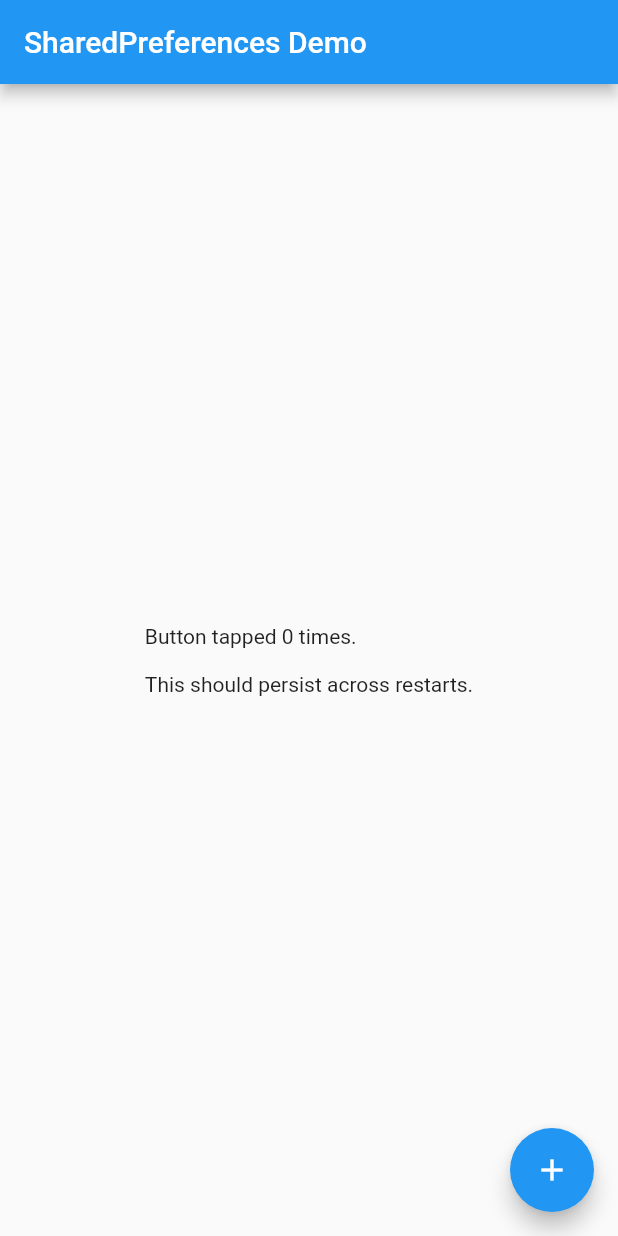
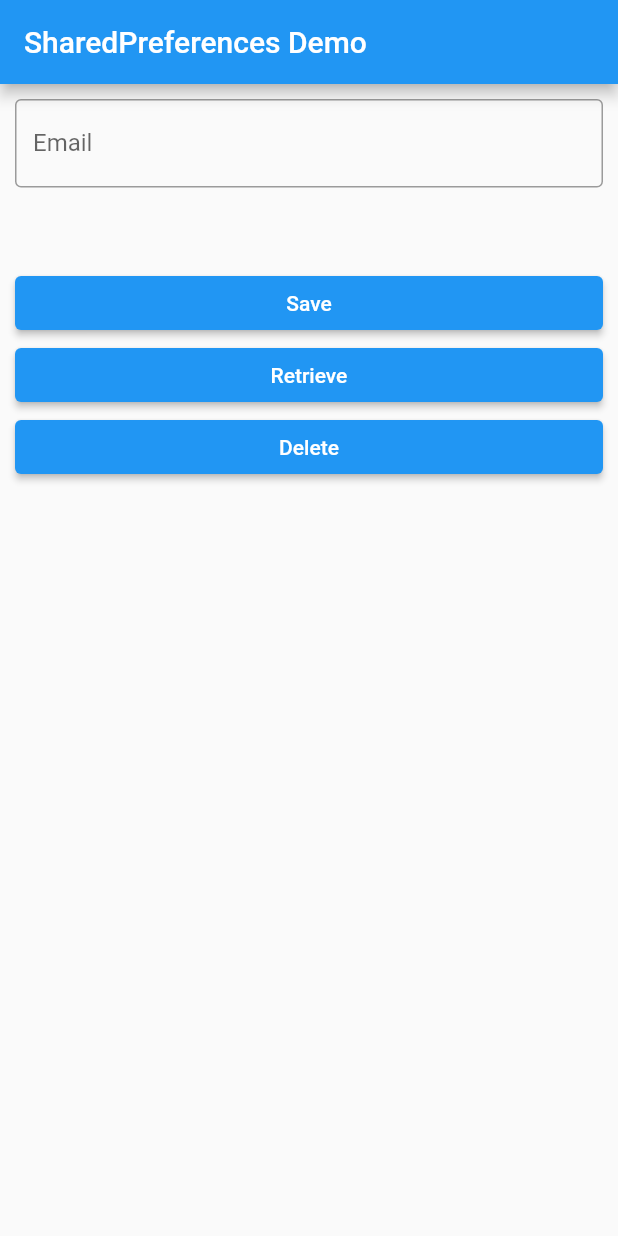
Before and after one commit to armenuhitoroyan/FlutterCourse, a Flutter app: the screen it shows after launch, on a phone screen of 412 x 824 dp. Run offline on Flutter 3.47's test engine with Material 2 defaults, Android fonts, the phone set to English and light mode, and no system bars; our stand-ins replace shared_preferences.

Commit message:
to save data

```diff
--- a/lib/shared_preferences/shared_preferences.dart
+++ b/lib/shared_preferences/shared_preferences.dart
@@ -9,57 +9,90 @@ class SharedPreferencesDemo extends StatefulWidget {
 }
 
 class SharedPreferencesDemoState extends State<SharedPreferencesDemo> {
-  final Future<SharedPreferences> _prefs = SharedPreferences.getInstance();
-  late Future<int> _counter;
+  late SharedPreferences prefs;
 
-  Future<void> _incrementCounter() async {
-    final SharedPreferences prefs = await _prefs;
-    final int counter = (prefs.getInt('counter') ?? 0) + 1;
-
-    setState(() {
-      _counter = prefs.setInt('counter', counter).then((bool success) {
-        return counter;
-      });
-    });
-  }
-
-  @override
-  void initState() {
-    super.initState();
-    _counter = _prefs.then((SharedPreferences prefs) {
-      return prefs.getInt('counter') ?? 0;
-    });
-  }
+  TextEditingController controller = TextEditingController();
+  String email = "";
 
   @override
   Widget build(BuildContext context) {
     return Scaffold(
-      appBar: AppBar(
-        title: const Text('SharedPreferences Demo'),
-      ),
-      body: Center(
-          child: FutureBuilder<int>(
-              future: _counter,
-              builder: (BuildContext context, AsyncSnapshot<int> snapshot) {
-                switch (snapshot.connectionState) {
-                  case ConnectionState.waiting:
-                    return const CircularProgressIndicator();
-                  default:
-                    if (snapshot.hasError) {
-                      return Text('Error: ${snapshot.error}');
-                    } else {
-                      return Text(
-                        'Button tapped ${snapshot.data} time${snapshot.data == 1 ? '' : 's'}.\n\n'
-                        'This should persist across restarts.',
-                      );
-                    }
-                }
-              })),
-      floatingActionButton: FloatingActionButton(
-        onPressed: _incrementCounter,
-        tooltip: 'Increment',
-        child: const Icon(Icons.add),
-      ),
-    );
+        appBar: AppBar(
+          title: const Text('SharedPreferences Demo'),
+        ),
+        body: Container(
+          margin: const EdgeInsets.all(10.0),
+          child: Column(
+            children: [
+              TextField(
+                controller: controller,
+                decoration: const InputDecoration(
+                  border: OutlineInputBorder(),
+                  labelText: 'Email',
+                  hintText: 'Enter Email',
+                ),
+              ),
+              Text(
+                email,
+                style: const TextStyle(fontSize: 20, color: Colors.blue),
+              ),
+              const SizedBox(
+                height: 30,
+              ),
+              SizedBox(
+                width: double.infinity,
+                child: ElevatedButton(
+                  onPressed: () {
+                    print(controller.text);
+                    save();
+                  },
+                  child: const Text('Save'),
+                ),
+              ),
+              SizedBox(
+                width: double.infinity,
+                child: ElevatedButton(
+                  onPressed: () {
+                    print(email);
+                    retrieve();
+                  },
+                  child: const Text('Retrieve'),
+                ),
+              ),
+              SizedBox(
+                width: double.infinity,
+                child: ElevatedButton(
+                  onPressed: () {
+                    print(email);
+                    delete();
+                  },
+                  child: const Text('Delete'),
+                ),
+              )
+            ],
+          ),
+        ));
+  }
+
+  save() async {
+    prefs = await SharedPreferences.getInstance();
+    setState(() {
+      prefs.setString('email', controller.text.toString());
+    });
+  }
+
+  retrieve() async {
+    prefs = await SharedPreferences.getInstance();
+    setState(() {
+      email = prefs.getString('email')!;
+    });
+  }
+
+  delete() async {
+    prefs = await SharedPreferences.getInstance();
+    setState(() {
+      prefs.remove('email');
+      email = '';
+    });
   }
 }
```
